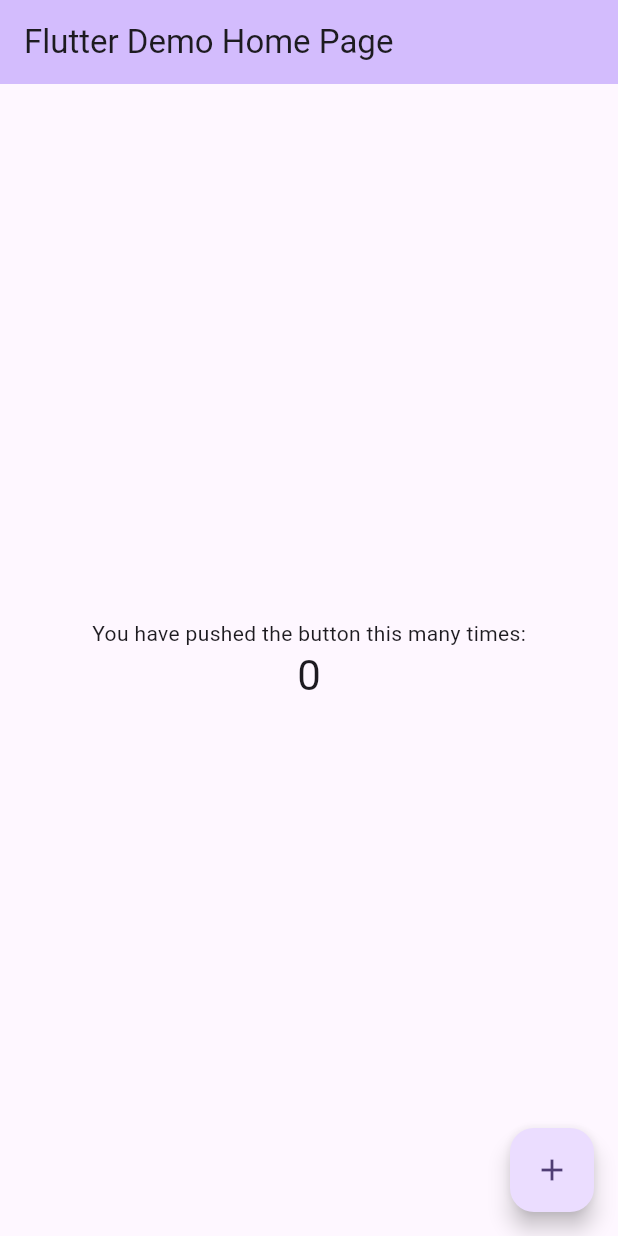
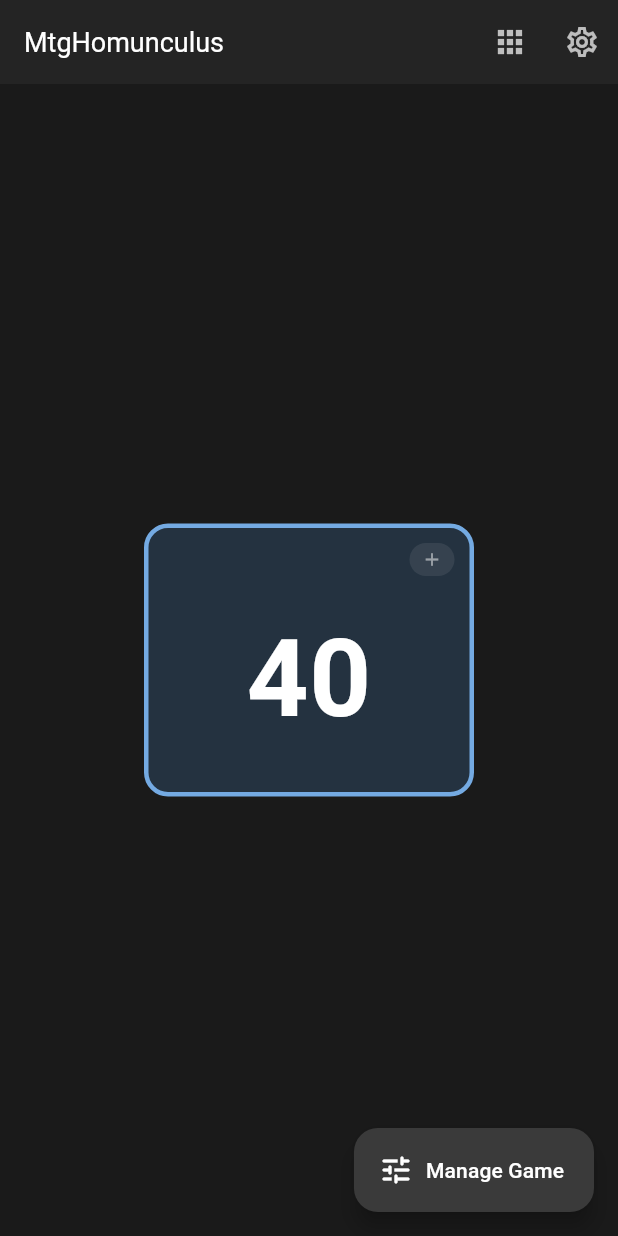
Before and after one commit to Pallrp/MtgHomunculus, a Flutter app: the screen it shows after launch, on a phone screen of 412 x 824 dp. Run offline on Flutter 3.47's test engine with Material 3 defaults, Android fonts, the light colour scheme and no system bars.

Commit message:
player card with basic life tracker

```diff
--- a/mtg_homunculus/lib/main.dart
+++ b/mtg_homunculus/lib/main.dart
@@ -1,122 +1,25 @@
 import 'package:flutter/material.dart';
+import 'screens/game_tracker_screen.dart';
 
 void main() {
-  runApp(const MyApp());
+  runApp(const MtgHomunculusApp());
 }
 
-class MyApp extends StatelessWidget {
-  const MyApp({super.key});
+class MtgHomunculusApp extends StatelessWidget {
+  const MtgHomunculusApp({super.key});
 
-  // This widget is the root of your application.
   @override
   Widget build(BuildContext context) {
     return MaterialApp(
-      title: 'Flutter Demo',
-      theme: ThemeData(
-        // This is the theme of your application.
-        //
-        // TRY THIS: Try running your application with "flutter run". You'll see
-        // the application has a purple toolbar. Then, without quitting the app,
-        // try changing the seedColor in the colorScheme below to Colors.green
-        // and then invoke "hot reload" (save your changes or press the "hot
-        // reload" button in a Flutter-supported IDE, or press "r" if you used
-        // the command line to start the app).
-        //
-        // Notice that the counter didn't reset back to zero; the application
-        // state is not lost during the reload. To reset the state, use hot
-        // restart instead.
-        //
-        // This works for code too, not just values: Most code changes can be
-        // tested with just a hot reload.
-        colorScheme: .fromSeed(seedColor: Colors.deepPurple),
+      title: 'MtgHomunculus',
+      debugShowCheckedModeBanner: false,
+      // ThemeData.dark() gives us a sensible dark baseline to build on top of
+      theme: ThemeData.dark().copyWith(
+        colorScheme: ColorScheme.dark(
+          primary: Colors.blueGrey.shade700,
+        ),
       ),
-      home: const MyHomePage(title: 'Flutter Demo Home Page'),
+      home: const GameTrackerScreen(),
     );
   }
 }
-
-class MyHomePage extends StatefulWidget {
-  const MyHomePage({super.key, required this.title});
-
-  // This widget is the home page of your application. It is stateful, meaning
-  // that it has a State object (defined below) that contains fields that affect
-  // how it looks.
-
-  // This class is the configuration for the state. It holds the values (in this
-  // case the title) provided by the parent (in this case the App widget) and
-  // used by the build method of the State. Fields in a Widget subclass are
-  // always marked "final".
-
-  final String title;
-
-  @override
-  State<MyHomePage> createState() => _MyHomePageState();
-}
-
-class _MyHomePageState extends State<MyHomePage> {
-  int _counter = 0;
-
-  void _incrementCounter() {
-    setState(() {
-      // This call to setState tells the Flutter framework that something has
-      // changed in this State, which causes it to rerun the build method below
-      // so that the display can reflect the updated values. If we changed
-      // _counter without calling setState(), then the build method would not be
-      // called again, and so nothing would appear to happen.
-      _counter++;
-    });
-  }
-
-  @override
-  Widget build(BuildContext context) {
-    // This method is rerun every time setState is called, for instance as done
-    // by the _incrementCounter method above.
-    //
-    // The Flutter framework has been optimized to make rerunning build methods
-    // fast, so that you can just rebuild anything that needs updating rather
-    // than having to individually change instances of widgets.
-    return Scaffold(
-      appBar: AppBar(
-        // TRY THIS: Try changing the color here to a specific color (to
-        // Colors.amber, perhaps?) and trigger a hot reload to see the AppBar
-        // change color while the other colors stay the same.
-        backgroundColor: Theme.of(context).colorScheme.inversePrimary,
-        // Here we take the value from the MyHomePage object that was created by
-        // the App.build method, and use it to set our appbar title.
-        title: Text(widget.title),
-      ),
-      body: Center(
-        // Center is a layout widget. It takes a single child and positions it
-        // in the middle of the parent.
-        child: Column(
-          // Column is also a layout widget. It takes a list of children and
-          // arranges them vertically. By default, it sizes itself to fit its
-          // children horizontally, and tries to be as tall as its parent.
-          //
-          // Column has various properties to control how it sizes itself and
-          // how it positions its children. Here we use mainAxisAlignment to
-          // center the children vertically; the main axis here is the vertical
-          // axis because Columns are vertical (the cross axis would be
-          // horizontal).
-          //
-          // TRY THIS: Invoke "debug painting" (choose the "Toggle Debug Paint"
-          // action in the IDE, or press "p" in the console), to see the
-          // wireframe for each widget.
-          mainAxisAlignment: .center,
-          children: [
-            const Text('You have pushed the button this many times:'),
-            Text(
-              '$_counter',
-              style: Theme.of(context).textTheme.headlineMedium,
-            ),
-          ],
-        ),
-      ),
-      floatingActionButton: FloatingActionButton(
-        onPressed: _incrementCounter,
-        tooltip: 'Increment',
-        child: const Icon(Icons.add),
-      ),
-    );
-  }
-}
--- /dev/null
+++ b/mtg_homunculus/lib/models/game_state.dart
@@ -0,0 +1,82 @@
+import 'package:flutter/material.dart';
+import 'player.dart';
+
+// Default color palette — one per player slot (supports up to 6 players)
+const List<Color> kPlayerColors = [
+  Color(0xFF4A90D9), // blue
+  Color(0xFFE74C3C), // red
+  Color(0xFF27AE60), // green
+  Color(0xFF8E44AD), // purple
+  Color(0xFFE67E22), // orange
+  Color(0xFF16A085), // teal
+];
+
+class GameState {
+  final List<Player> players;
+  final int startingLife;
+  final int activePlayerIndex;
+  final bool gameStarted;
+
+  const GameState({
+    required this.players,
+    this.startingLife = 40,
+    this.activePlayerIndex = 0,
+    this.gameStarted = false,
+  });
+
+  // The state the app opens with: one player, 40 starting life
+  factory GameState.initial() => GameState(
+        players: [
+          Player.create(color: kPlayerColors[0], startingLife: 40),
+        ],
+      );
+
+  GameState copyWith({
+    List<Player>? players,
+    int? startingLife,
+    int? activePlayerIndex,
+    bool? gameStarted,
+  }) =>
+      GameState(
+        players: players ?? this.players,
+        startingLife: startingLife ?? this.startingLife,
+        activePlayerIndex: activePlayerIndex ?? this.activePlayerIndex,
+        gameStarted: gameStarted ?? this.gameStarted,
+      );
+
+  // Advance to next player; reset all non-permanent trackers on every player
+  GameState passTurn() {
+    final nextIndex = (activePlayerIndex + 1) % players.length;
+    final updated = players
+        .map((p) => p.copyWith(
+              trackers: p.trackers
+                  .map((t) => t.permanent ? t : t.reset())
+                  .toList(),
+            ))
+        .toList();
+    return copyWith(players: updated, activePlayerIndex: nextIndex);
+  }
+
+  // Adjust one player's life total by delta (positive or negative)
+  GameState updatePlayerLife(int playerIndex, int delta) {
+    final updated = List<Player>.from(players);
+    updated[playerIndex] = players[playerIndex].copyWith(
+      lifeTotal: players[playerIndex].lifeTotal + delta,
+    );
+    return copyWith(players: updated);
+  }
+
+  // Keep the same players and colors but reset life totals and non-permanent trackers
+  GameState resetGame() => GameState(
+        players: players
+            .map((p) => p.copyWith(
+                  lifeTotal: startingLife,
+                  trackers: p.trackers
+                      .where((t) => t.permanent)
+                      .map((t) => t.reset())
+                      .toList(),
+                ))
+            .toList(),
+        startingLife: startingLife,
+      );
+}
--- /dev/null
+++ b/mtg_homunculus/lib/models/player.dart
@@ -0,0 +1,34 @@
+import 'package:flutter/material.dart';
+import 'tracker.dart';
+
+class Player {
+  final Color color;
+  final int lifeTotal;
+  final List<Tracker> trackers;
+
+  const Player({
+    required this.color,
+    required this.lifeTotal,
+    this.trackers = const [],
+  });
+
+  // Factory constructor: a named constructor that returns a new instance.
+  // Used when creation has logic beyond just assigning fields.
+  factory Player.create({required Color color, required int startingLife}) {
+    return Player(
+      color: color,
+      lifeTotal: startingLife,
+    );
+  }
+
+  Player copyWith({
+    Color? color,
+    int? lifeTotal,
+    List<Tracker>? trackers,
+  }) =>
+      Player(
+        color: color ?? this.color,
+        lifeTotal: lifeTotal ?? this.lifeTotal,
+        trackers: trackers ?? this.trackers,
+      );
+}
--- /dev/null
+++ b/mtg_homunculus/lib/models/tracker.dart
@@ -0,0 +1,32 @@
+class Tracker {
+  final String icon;
+  final String name;
+  final int value;
+  final bool permanent;
+  final String? sourcePlayerId;
+
+  const Tracker({
+    required this.icon,
+    required this.name,
+    this.value = 0,
+    this.permanent = false, // non-permanent trackers reset on [PASS]
+    this.sourcePlayerId,
+  });
+
+  Tracker copyWith({
+    String? icon,
+    String? name,
+    int? value,
+    bool? permanent,
+    String? sourcePlayerId,
+  }) =>
+      Tracker(
+        icon: icon ?? this.icon,
+        name: name ?? this.name,
+        value: value ?? this.value,
+        permanent: permanent ?? this.permanent,
+        sourcePlayerId: sourcePlayerId ?? this.sourcePlayerId,
+      );
+
+  Tracker reset() => copyWith(value: 0);
+}
--- /dev/null
+++ b/mtg_homunculus/lib/screens/game_tracker_screen.dart
@@ -0,0 +1,66 @@
+import 'package:flutter/material.dart';
+import '../models/game_state.dart';
+import '../widgets/player_card.dart';
+
+class GameTrackerScreen extends StatefulWidget {
+  const GameTrackerScreen({super.key});
+
+  @override
+  State<GameTrackerScreen> createState() => _GameTrackerScreenState();
+}
+
+class _GameTrackerScreenState extends State<GameTrackerScreen> {
+  // _game is the single source of truth for the entire screen.
+  // Any change to game state goes through setState(() { _game = _game.someMethod(); })
+  GameState _game = GameState.initial();
+
+  @override
+  Widget build(BuildContext context) {
+    return Scaffold(
+      backgroundColor: const Color(0xFF1A1A1A),
+      appBar: AppBar(
+        backgroundColor: const Color(0xFF242424),
+        title: const Text(
+          'MtgHomunculus',
+          style: TextStyle(color: Colors.white, fontSize: 18),
+        ),
+        actions: [
+          IconButton(
+            icon: const Icon(Icons.apps_rounded, color: Colors.white70),
+            tooltip: 'Selection',
+            onPressed: () {}, // [SELECTION] — to be implemented
+          ),
+          IconButton(
+            icon: const Icon(Icons.settings_outlined, color: Colors.white70),
+            tooltip: 'Settings',
+            onPressed: () {}, // [SETTINGS] — to be implemented
+          ),
+        ],
+      ),
+      body: Center(
+        child: Padding(
+          padding: const EdgeInsets.all(16.0),
+          child: SizedBox(
+            width: 220,
+            child: PlayerCard(
+              player: _game.players.first,
+              isActive: true,
+              onLifeChange: (delta) {
+                setState(() {
+                  _game = _game.updatePlayerLife(0, delta);
+                });
+              },
+            ),
+          ),
+        ),
+      ),
+      floatingActionButton: FloatingActionButton.extended(
+        onPressed: () {}, // [MANAGE GAME] — to be implemented
+        icon: const Icon(Icons.tune_rounded),
+        label: const Text('Manage Game'),
+        backgroundColor: const Color(0xFF3A3A3A),
+        foregroundColor: Colors.white,
+      ),
+    );
+  }
+}
--- /dev/null
+++ b/mtg_homunculus/lib/widgets/player_card.dart
@@ -0,0 +1,168 @@
+import 'dart:async';
+import 'package:flutter/material.dart';
+import '../models/player.dart';
+
+class PlayerCard extends StatelessWidget {
+  final Player player;
+  final bool isActive;
+  final void Function(int delta) onLifeChange;
+
+  const PlayerCard({
+    super.key,
+    required this.player,
+    required this.onLifeChange,
+    this.isActive = false,
+  });
+
+  // Returns a lightened version of [base] for use as the active border color.
+  // HSLColor lets us adjust lightness independently of hue/saturation.
+  Color _lighten(Color base) {
+    final hsl = HSLColor.fromColor(base);
+    return hsl.withLightness((hsl.lightness + 0.1).clamp(0.0, 1.0)).toColor();
+  }
+
+  @override
+  Widget build(BuildContext context) {
+    final borderColor = isActive
+        ? _lighten(player.color)
+        : player.color.withValues(alpha: 0.6);
+
+    return Container(
+      decoration: BoxDecoration(
+        color: player.color.withValues(alpha: 0.2),
+        borderRadius: BorderRadius.circular(16),
+        border: Border.all(
+          color: borderColor,
+          width: isActive ? 3.0 : 1.5,
+        ),
+      ),
+      child: Column(
+        mainAxisSize: MainAxisSize.min,
+        children: [
+          _TrackerPillsRow(playerColor: player.color),
+          _LifeTotalArea(lifeTotal: player.lifeTotal, onLifeChange: onLifeChange),
+        ],
+      ),
+    );
+  }
+}
+
+// Top row: tracker pills + add-tracker button.
+// Pills themselves are a placeholder until [GT-TRACKER] is implemented.
+class _TrackerPillsRow extends StatelessWidget {
+  final Color playerColor;
+
+  const _TrackerPillsRow({required this.playerColor});
+
+  @override
+  Widget build(BuildContext context) {
+    return Padding(
+      padding: const EdgeInsets.fromLTRB(10, 10, 10, 4),
+      child: Row(
+        children: [
+          // Tracker pills will be inserted here as a list
+          const Spacer(),
+          GestureDetector(
+            onTap: () {}, // add tracker — to be implemented
+            child: Container(
+              padding: const EdgeInsets.symmetric(horizontal: 8, vertical: 4),
+              decoration: BoxDecoration(
+                color: Colors.white.withValues(alpha: 0.08),
+                borderRadius: BorderRadius.circular(20),
+              ),
+              child: Icon(Icons.add, size: 14, color: Colors.white.withValues(alpha: 0.5)),
+            ),
+          ),
+        ],
+      ),
+    );
+  }
+}
+
+// Life total display with invisible tap areas on each half.
+// Left half: decrement. Right half: increment.
+// Tap: ±1. Hold: repeats ±10 every 0.8 s.
+class _LifeTotalArea extends StatefulWidget {
+  final int lifeTotal;
+  final void Function(int delta) onLifeChange;
+
+  const _LifeTotalArea({required this.lifeTotal, required this.onLifeChange});
+
+  @override
+  State<_LifeTotalArea> createState() => _LifeTotalAreaState();
+}
+
+class _LifeTotalAreaState extends State<_LifeTotalArea> {
+  Timer? _holdTimer;
+
+  // Called when a long press begins — starts repeating every 800 ms.
+  void _startHolding(int delta) {
+    _holdTimer?.cancel();
+    widget.onLifeChange(delta);
+    _holdTimer = Timer.periodic(const Duration(milliseconds: 500), (_) {
+      widget.onLifeChange(delta);
+    });
+  }
+
+  // Called when the finger lifts — cancels the repeating timer.
+  void _stopHolding() {
+    _holdTimer?.cancel();
+    _holdTimer = null;
+  }
+
+  // Always cancel on dispose so we don't fire into a dead widget.
+  @override
+  void dispose() {
+    _holdTimer?.cancel();
+    super.dispose();
+  }
+
+  @override
+  Widget build(BuildContext context) {
+    return Padding(
+      padding: const EdgeInsets.fromLTRB(8, 4, 8, 16),
+      child: SizedBox(
+        height: 120,
+        child: Stack(
+          alignment: Alignment.center,
+          children: [
+            // Invisible tap regions that fill the full height
+            Row(
+              crossAxisAlignment: CrossAxisAlignment.stretch,
+              children: [
+                Expanded(
+                  child: GestureDetector(
+                    behavior: HitTestBehavior.opaque,
+                    onTap: () => widget.onLifeChange(-1),
+                    onLongPressStart: (_) => _startHolding(-10),
+                    onLongPressEnd: (_) => _stopHolding(),
+                  ),
+                ),
+                Expanded(
+                  child: GestureDetector(
+                    behavior: HitTestBehavior.opaque,
+                    onTap: () => widget.onLifeChange(1),
+                    onLongPressStart: (_) => _startHolding(10),
+                    onLongPressEnd: (_) => _stopHolding(),
+                  ),
+                ),
+              ],
+            ),
+            // Life total sits on top but passes all touch events through
+            IgnorePointer(
+              child: Text(
+                '${widget.lifeTotal}',
+                style: const TextStyle(
+                  color: Colors.white,
+                  fontSize: 72,
+                  fontWeight: FontWeight.bold,
+                  height: 1.0,
+                ),
+              ),
+            ),
+          ],
+        ),
+      ),
+    );
+  }
+}
```
Also changed, not shown: 1 other file.
